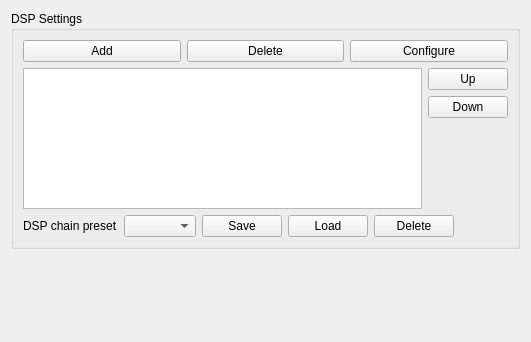
Old version of the form preferencesWidgets/DspPreferencesWidget.ui in the repository cmpute/deadbeef-qt5.
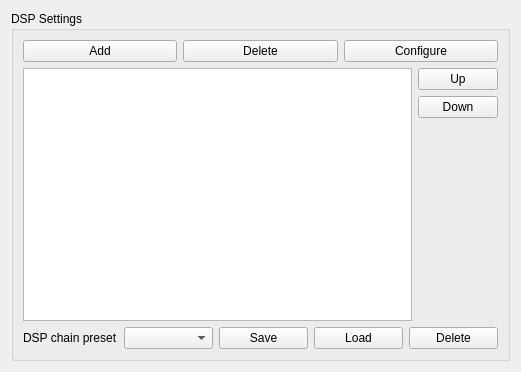
New version of the form. Icons and pictures are not drawn.

The edit to the form file:
```diff
--- a/preferencesWidgets/DspPreferencesWidget.ui
+++ b/preferencesWidgets/DspPreferencesWidget.ui
@@ -7,7 +7,7 @@
     <x>0</x>
     <y>0</y>
     <width>521</width>
-    <height>342</height>
+    <height>372</height>
    </rect>
   </property>
   <property name="windowTitle">
@@ -19,8 +19,8 @@
      <property name="title">
       <string>DSP Settings</string>
      </property>
-     <layout class="QFormLayout" name="formLayout_3">
-      <item row="0" column="0" colspan="2">
+     <layout class="QVBoxLayout" name="verticalLayout_4">
+      <item>
        <layout class="QVBoxLayout" name="verticalLayout_2">
         <item>
          <layout class="QHBoxLayout" name="horizontalLayout">
@@ -110,7 +110,7 @@
         </item>
        </layout>
       </item>
-      <item row="1" column="0">
+      <item>
        <layout class="QHBoxLayout" name="horizontalLayout_4">
         <item>
          <widget class="QLabel" name="label">
@@ -172,19 +172,6 @@
      </layout>
     </widget>
    </item>
-   <item>
-    <spacer name="verticalSpacer_3">
-     <property name="orientation">
-      <enum>Qt::Vertical</enum>
-     </property>
-     <property name="sizeHint" stdset="0">
-      <size>
-       <width>509</width>
-       <height>133</height>
-      </size>
-     </property>
-    </spacer>
-   </item>
   </layout>
  </widget>
  <resources/>
```
Left out of the diff: 3 changed lines with no effect on the pictures.
